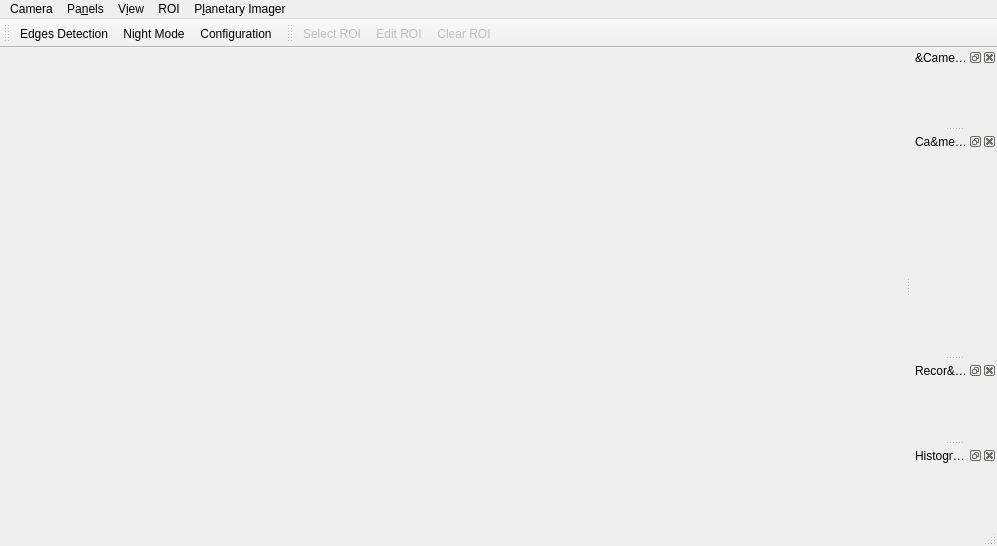
Qt form src/planetaryimager_mainwindow.ui (GuLinux/PlanetaryImager) before a commit.
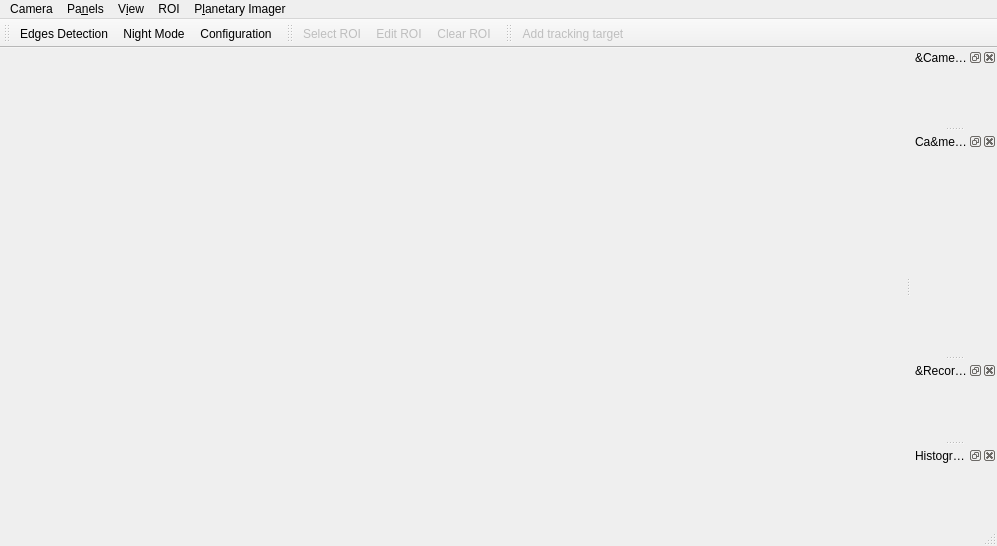
The same form after that commit. Icons and pictures are not drawn.

Diff of the .ui file:
```diff
--- a/src/planetaryimager_mainwindow.ui
+++ b/src/planetaryimager_mainwindow.ui
@@ -145,7 +145,7 @@
   </widget>
   <widget class="QDockWidget" name="recording">
    <property name="windowTitle">
-    <string>Recor&amp;ding</string>
+    <string>&amp;Recording</string>
    </property>
    <attribute name="dockWidgetArea">
     <number>2</number>
@@ -199,6 +199,21 @@
     <layout class="QGridLayout" name="gridLayout_4"/>
    </widget>
   </widget>
+  <widget class="QToolBar" name="trackingToolBar">
+   <property name="enabled">
+    <bool>true</bool>
+   </property>
+   <property name="windowTitle">
+    <string>Tracking</string>
+   </property>
+   <attribute name="toolBarArea">
+    <enum>TopToolBarArea</enum>
+   </attribute>
+   <attribute name="toolBarBreak">
+    <bool>false</bool>
+   </attribute>
+   <addaction name="actionAddTrackingTarget"/>
+  </widget>
   <action name="action_devices_rescan">
    <property name="icon">
     <iconset resource="resources/resources.qrc">
@@ -405,7 +420,18 @@
     <bool>true</bool>
    </property>
    <property name="text">
-    <string>Stretch colour saturation</string>
+    <string>&amp;Stretch colour saturation</string>
+   </property>
+  </action>
+  <action name="actionAddTrackingTarget">
+   <property name="enabled">
+    <bool>false</bool>
+   </property>
+   <property name="text">
+    <string>Add tracking target</string>
+   </property>
+   <property name="toolTip">
+    <string>Add tracking target</string>
    </property>
   </action>
  </widget>
```
Left out of the diff: 8 changed lines with no effect on the pictures.
